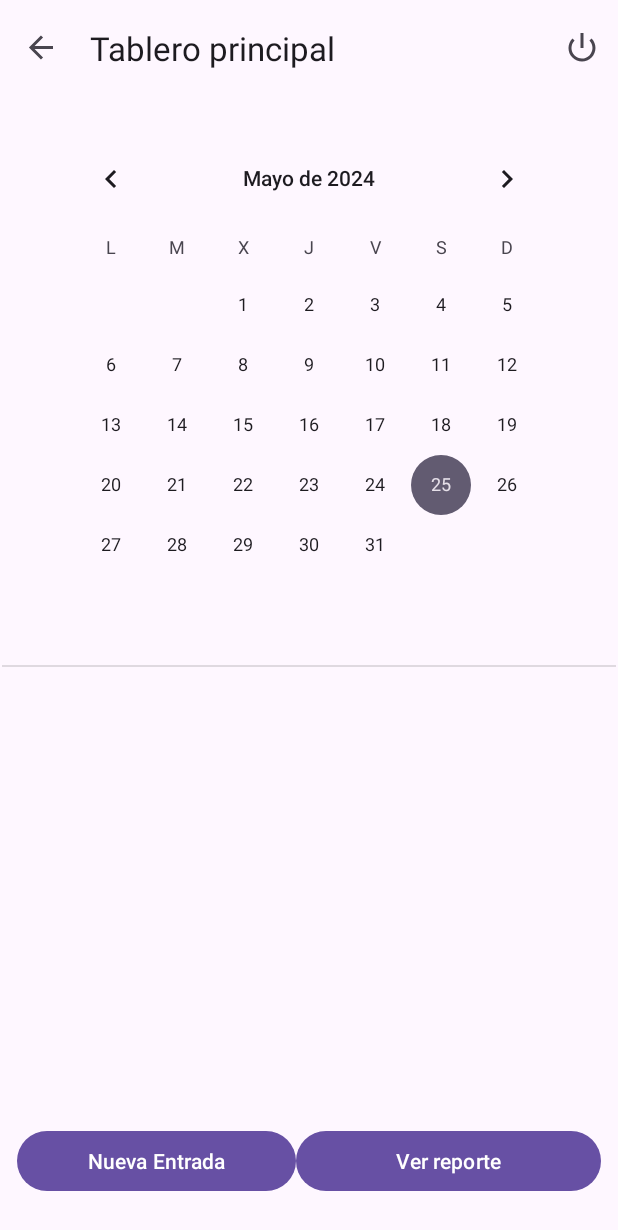
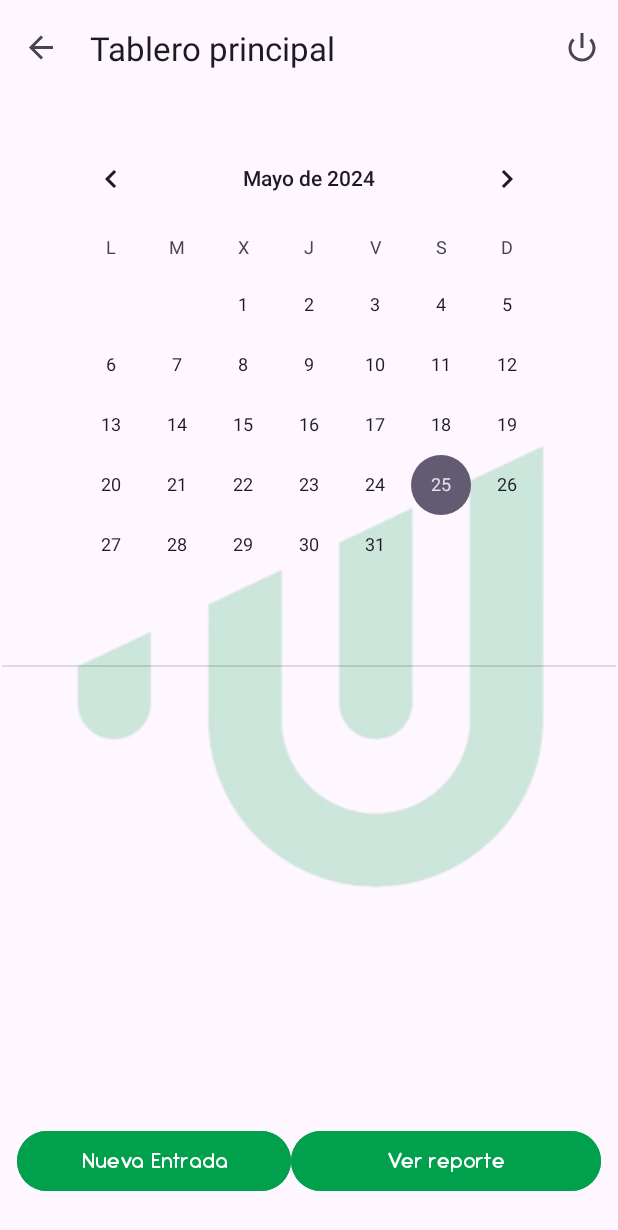
Before and after one commit to LuisMandM/FichajeApp, an Android app: the FirstFragment screen opened through its navigation route, on a phone screen of 412 x 824 dp. Shown: the top 1230 px of the screen. Run offline under Robolectric (Android 15) with nearby library versions, the phone set to English and light mode, and no system bars; our stand-ins replace navigation-ui; libraries missing offline, so code that uses them is left out: com.parse; 2 statements that could not run were skipped.

Commit message:
First Fragment

```diff
--- a/app/src/main/res/layout/fragment_first.xml
+++ b/app/src/main/res/layout/fragment_first.xml
@@ -6,6 +6,26 @@
     android:layout_width="match_parent"
     android:layout_height="match_parent"
     tools:context=".FirstFragment">
+
+
+    <ImageView
+        android:id="@+id/imageView2"
+        android:layout_width="wrap_content"
+        android:layout_height="wrap_content"
+        android:src="@drawable/logo_app"
+        app:layout_constraintBottom_toBottomOf="parent"
+        app:layout_constraintStart_toStartOf="parent"
+        app:layout_constraintTop_toTopOf="parent"
+        android:alpha="0.2"
+        />
+
+    <androidx.constraintlayout.widget.ConstraintLayout
+
+        android:id="@+id/constraintLayout"
+        android:layout_width="match_parent"
+        android:layout_height="match_parent"
+        app:layout_constraintEnd_toEndOf="parent"
+        >
 
         <View
             android:id="@+id/divider"
@@ -27,14 +47,15 @@
             app:layout_constraintTop_toTopOf="parent" />
 
         <LinearLayout
+            android:id="@+id/linearLayout3"
             android:layout_width="409dp"
             android:layout_height="363dp"
             android:orientation="vertical"
+            android:padding="10dp"
             app:layout_constraintBottom_toBottomOf="parent"
             app:layout_constraintEnd_toEndOf="parent"
             app:layout_constraintStart_toStartOf="parent"
-        app:layout_constraintTop_toTopOf="@+id/divider"
-        android:padding="10dp">
+            app:layout_constraintTop_toTopOf="@+id/divider">
 
             <androidx.recyclerview.widget.RecyclerView
                 android:id="@+id/eventRecycler"
@@ -51,16 +72,27 @@
                     android:layout_width="102dp"
                     android:layout_height="wrap_content"
                     android:layout_weight="1"
-                android:text="Nueva Entrada" />
+                    android:backgroundTint="@color/inc"
+                    android:fontFamily="@font/antipastodemibold"
+                    android:text="Nueva Entrada"
+
+                    android:textSize="16sp" />
 
                 <Button
                     android:id="@+id/btonSeeReport"
                     android:layout_width="wrap_content"
                     android:layout_height="wrap_content"
                     android:layout_weight="1"
-                android:text="Ver reporte" />
+                    android:backgroundTint="@color/inc"
+                    android:fontFamily="@font/antipastodemibold"
+                    android:text="Ver reporte"
+
+                    android:textSize="16sp" />
 
             </LinearLayout>
 
         </LinearLayout>
     </androidx.constraintlayout.widget.ConstraintLayout>
+
+
+</androidx.constraintlayout.widget.ConstraintLayout>
```
Lines whose indentation alone changed are shown as unchanged.
